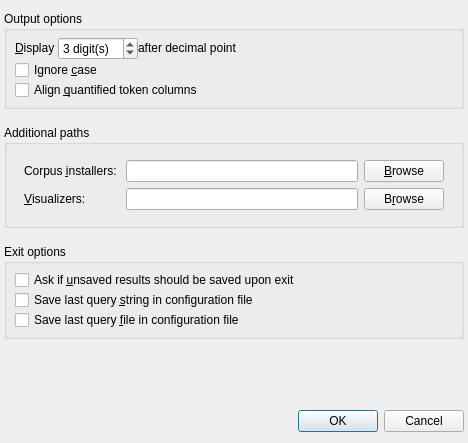
Old version of the form coquery/gui/ui/settings.ui in the repository gkunter/coquery.
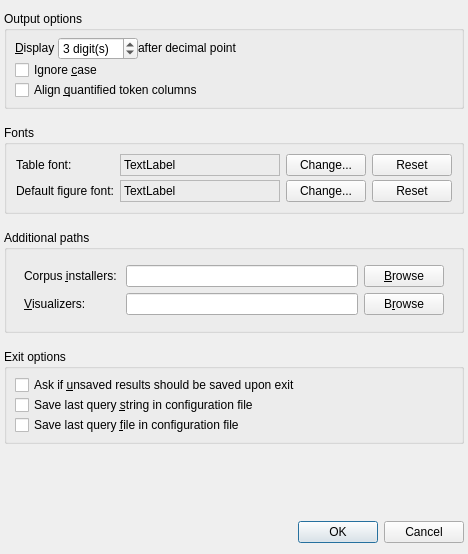
New version of the form. Icons and pictures are not drawn.

Commit message: Allow font settings for figures. Fix Issue #91. Fix Issue #164

```diff
--- a/coquery/gui/ui/settings.ui
+++ b/coquery/gui/ui/settings.ui
@@ -7,7 +7,7 @@
     <x>0</x>
     <y>0</y>
     <width>468</width>
-    <height>443</height>
+    <height>554</height>
    </rect>
   </property>
   <property name="sizePolicy">
@@ -136,6 +136,104 @@
      </layout>
     </widget>
    </item>
+   <item>
+    <widget class="QGroupBox" name="group_fonts">
+     <property name="title">
+      <string>Fonts</string>
+     </property>
+     <layout class="QGridLayout" name="gridLayout_2">
+      <property name="verticalSpacing">
+       <number>4</number>
+      </property>
+      <item row="0" column="0">
+       <widget class="QLabel" name="label_4">
+        <property name="sizePolicy">
+         <sizepolicy hsizetype="Preferred" vsizetype="Fixed">
+          <horstretch>0</horstretch>
+          <verstretch>0</verstretch>
+         </sizepolicy>
+        </property>
+        <property name="text">
+         <string>Table font:</string>
+        </property>
+       </widget>
+      </item>
+      <item row="0" column="2">
+       <widget class="QLabel" name="label_sample_table">
+        <property name="sizePolicy">
+         <sizepolicy hsizetype="MinimumExpanding" vsizetype="MinimumExpanding">
+          <horstretch>0</horstretch>
+          <verstretch>0</verstretch>
+         </sizepolicy>
+        </property>
+        <property name="frameShape">
+         <enum>QFrame::StyledPanel</enum>
+        </property>
+        <property name="frameShadow">
+         <enum>QFrame::Sunken</enum>
+        </property>
+        <property name="text">
+         <string>TextLabel</string>
+        </property>
+       </widget>
+      </item>
+      <item row="0" column="4">
+       <widget class="QPushButton" name="button_table_font">
+        <property name="text">
+         <string>Change...</string>
+        </property>
+       </widget>
+      </item>
+      <item row="1" column="0">
+       <widget class="QLabel" name="label_6">
+        <property name="text">
+         <string>Default figure font:</string>
+        </property>
+       </widget>
+      </item>
+      <item row="1" column="2">
+       <widget class="QLabel" name="label_sample_figure">
+        <property name="sizePolicy">
+         <sizepolicy hsizetype="Preferred" vsizetype="MinimumExpanding">
+          <horstretch>0</horstretch>
+          <verstretch>0</verstretch>
+         </sizepolicy>
+        </property>
+        <property name="frameShape">
+         <enum>QFrame::StyledPanel</enum>
+        </property>
+        <property name="frameShadow">
+         <enum>QFrame::Sunken</enum>
+        </property>
+        <property name="text">
+         <string>TextLabel</string>
+        </property>
+       </widget>
+      </item>
+      <item row="1" column="4">
+       <widget class="QPushButton" name="button_figure_font">
+        <property name="text">
+         <string>Change...</string>
+        </property>
+       </widget>
+      </item>
+      <item row="1" column="5">
+       <widget class="QPushButton" name="button_reset_figure">
+        <property name="text">
+         <string>Reset</string>
+        </property>
+       </widget>
+      </item>
+      <item row="0" column="5">
+       <widget class="QPushButton" name="button_reset_table">
+        <property name="text">
+         <string>Reset</string>
+        </property>
+       </widget>
+      </item>
+     </layout>
+    </widget>
+   </item>
    <item>
     <widget class="QGroupBox" name="groupBox_3">
      <property name="title">
```
The commit also changes 9 other files.
